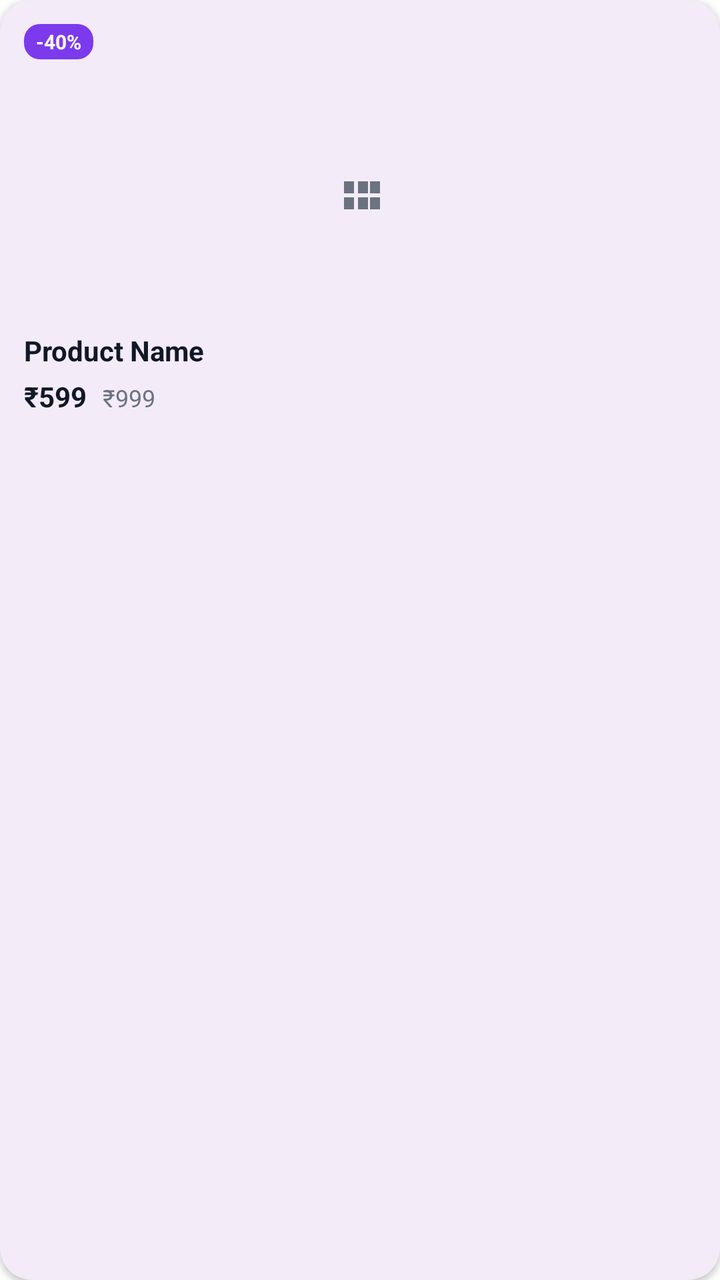
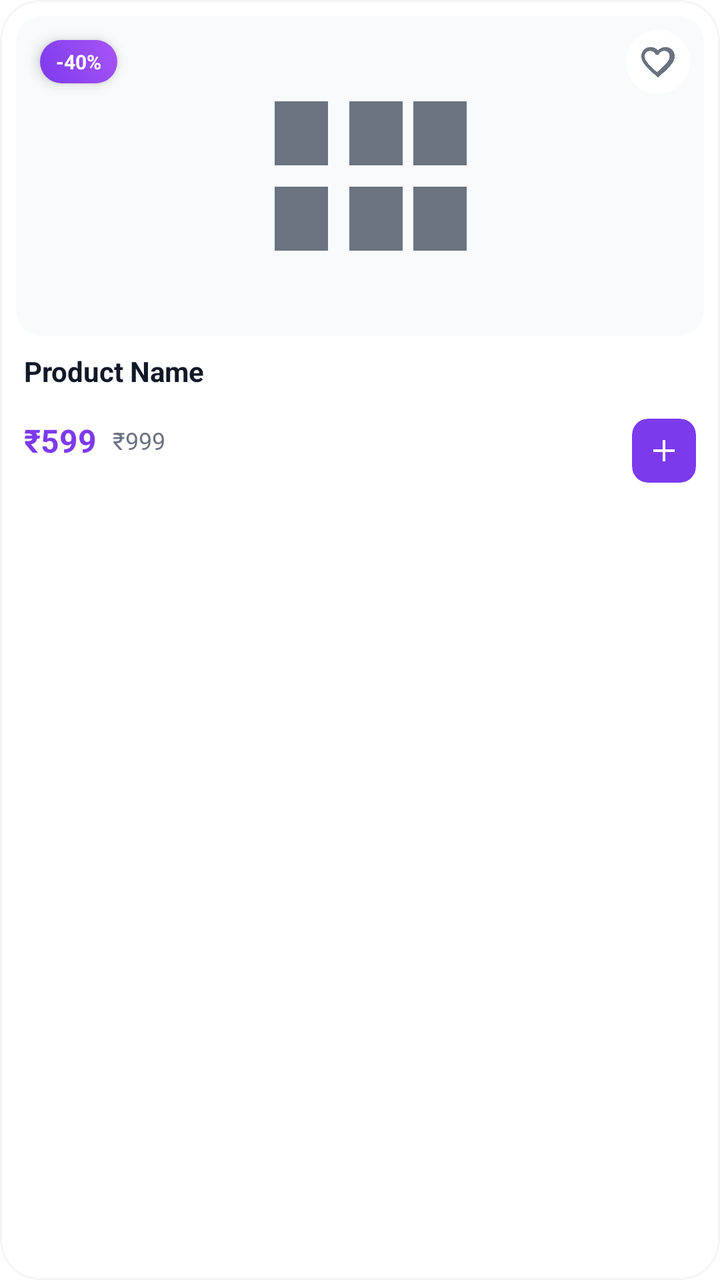

An Android layout rendered at two revisions. The XML below is the earlier revision; the diff shows what the commit changed to produce the second picture.
<!-- AndroidManifest.xml: application theme Theme.LightShop -->
<!-- res/layout/item_product.xml -->
<?xml version="1.0" encoding="utf-8"?>
<com.google.android.material.card.MaterialCardView xmlns:android="http://schemas.android.com/apk/res/android"
    xmlns:app="http://schemas.android.com/apk/res-auto"
    android:layout_width="160dp"
    android:layout_height="wrap_content"
    android:layout_marginEnd="16dp"
    android:layout_marginBottom="8dp"
    app:cardCornerRadius="16dp"
    app:cardElevation="2dp"
    app:strokeWidth="0dp">

    <androidx.constraintlayout.widget.ConstraintLayout
        android:layout_width="match_parent"
        android:layout_height="wrap_content"
        android:padding="12dp">

        <TextView
            android:id="@+id/tv_discount"
            android:layout_width="wrap_content"
            android:layout_height="wrap_content"
            android:background="@drawable/bg_discount_badge"
            android:paddingHorizontal="6dp"
            android:paddingVertical="2dp"
            android:text="-40%"
            android:textColor="@color/white"
            android:textSize="10sp"
            android:textStyle="bold"
            app:layout_constraintStart_toStartOf="parent"
            app:layout_constraintTop_toTopOf="parent" />

        <ImageView
            android:id="@+id/iv_product"
            android:layout_width="match_parent"
            android:layout_height="120dp"
            android:layout_marginTop="8dp"
            android:scaleType="centerInside"
            android:src="@drawable/ic_category"
            app:layout_constraintTop_toBottomOf="@id/tv_discount" />

        <TextView
            android:id="@+id/tv_product_name"
            android:layout_width="match_parent"
            android:layout_height="wrap_content"
            android:layout_marginTop="8dp"
            android:ellipsize="end"
            android:maxLines="1"
            android:text="Product Name"
            android:textColor="@color/text_primary"
            android:textSize="14sp"
            android:textStyle="bold"
            app:layout_constraintTop_toBottomOf="@id/iv_product" />

        <LinearLayout
            android:layout_width="match_parent"
            android:layout_height="wrap_content"
            android:layout_marginTop="4dp"
            android:orientation="horizontal"
            app:layout_constraintTop_toBottomOf="@id/tv_product_name">

            <TextView
                android:id="@+id/tv_price"
                android:layout_width="wrap_content"
                android:layout_height="wrap_content"
                android:text="₹599"
                android:textColor="@color/text_primary"
                android:textSize="14sp"
                android:textStyle="bold" />

            <TextView
                android:id="@+id/tv_old_price"
                android:layout_width="wrap_content"
                android:layout_height="wrap_content"
                android:layout_marginStart="8dp"
                android:text="₹999"
                android:textColor="@color/text_subtitle"
                android:textSize="12sp" />
        </LinearLayout>
    </androidx.constraintlayout.widget.ConstraintLayout>
</com.google.android.material.card.MaterialCardView>
<!-- resources referenced by this layout -->
<resources>
  <color name="text_primary">#111827</color>
  <color name="text_subtitle">#6B7280</color>
  <color name="white">#FFFFFFFF</color>
  <!-- drawable bg_discount_badge (drawable) -->
  <?xml version="1.0" encoding="utf-8"?>
  <shape xmlns:android="http://schemas.android.com/apk/res/android">
      <solid android:color="@color/primary" />
      <corners android:radius="8dp" />
  </shape>
  <!-- drawable ic_category (drawable) -->
  <vector xmlns:android="http://schemas.android.com/apk/res/android"
      android:width="24dp"
      android:height="24dp"
      android:viewportWidth="24"
      android:viewportHeight="24">
      <path
          android:fillColor="@color/icon_color"
          android:pathData="M4,11h5V5H4v6zM4,19h5v-6H4v6zM11,19h5v-6h-5v6zM11,11h5V5h-5v6zM17,5v6h5V5h-5zM17,19h5v-6h-5v6z"/>
  </vector>
  <style name="Theme.LightShop" parent="Base.Theme.LightShop" />
  <color name="primary">#7C3AED</color>
  <color name="icon_color">#6B7280</color>
  <style name="Base.Theme.LightShop" parent="Theme.Material3.DayNight.NoActionBar">
          
          <item name="android:statusBarColor">@color/white</item>
          <item name="android:windowLightStatusBar">true</item>
          <item name="android:navigationBarColor">@color/white</item>
          <item name="android:windowBackground">@color/white</item>
  
          
          <item name="bottomNavigationStyle">@style/Widget.App.BottomNavigationView</item>
      </style>
  <style name="Widget.App.BottomNavigationView" parent="Widget.Material3.BottomNavigationView">
          <item name="materialThemeOverlay">@style/ThemeOverlay.App.BottomNavigationView</item>
          <item name="android:background">@color/white</item>
          <item name="itemIconTint">@color/nav_selector</item>
          <item name="itemTextColor">@color/nav_selector</item>
          <item name="itemActiveIndicatorStyle">@style/Widget.App.BottomNavigationView.ActiveIndicator</item>
      </style>
  <style name="ThemeOverlay.App.BottomNavigationView" parent="">
          <item name="colorPrimary">@color/black</item>
      </style>
  <style name="Widget.App.BottomNavigationView.ActiveIndicator" parent="Widget.Material3.BottomNavigationView.ActiveIndicator">
          <item name="android:color">@color/nav_active_indicator</item>
          <item name="marginHorizontal">16dp</item>
      </style>
  <color name="black">#FF000000</color>
  <color name="nav_active_indicator">#F2F2F2</color>
</resources>

<!-- the commit's change to res/layout/item_product.xml (unified diff, before → after) -->
@@ -3,44 +3,75 @@
     xmlns:app="http://schemas.android.com/apk/res-auto"
     android:layout_width="160dp"
     android:layout_height="wrap_content"
-    android:layout_marginEnd="16dp"
-    android:layout_marginBottom="8dp"
-    app:cardCornerRadius="16dp"
-    app:cardElevation="2dp"
-    app:strokeWidth="0dp">
+    android:layout_margin="8dp"
+    app:cardBackgroundColor="@color/white"
+    app:cardCornerRadius="20dp"
+    app:cardElevation="0dp"
+    app:strokeWidth="1dp"
+    app:strokeColor="#F3F4F6">
 
     <androidx.constraintlayout.widget.ConstraintLayout
         android:layout_width="match_parent"
-        android:layout_height="wrap_content"
-        android:padding="12dp">
+        android:layout_height="wrap_content">
 
+        
+        <com.google.android.material.card.MaterialCardView
+            android:id="@+id/image_container"
+            android:layout_width="match_parent"
+            android:layout_height="160dp"
+            android:layout_margin="8dp"
+            app:cardBackgroundColor="#F9FAFB"
+            app:cardCornerRadius="12dp"
+            app:cardElevation="0dp"
+            app:layout_constraintTop_toTopOf="parent"
+            app:strokeWidth="0dp">
+
+            <ImageView
+                android:id="@+id/iv_product"
+                android:layout_width="match_parent"
+                android:layout_height="match_parent"
+                android:padding="16dp"
+                android:scaleType="fitCenter"
+                android:src="@drawable/ic_category" />
+        </com.google.android.material.card.MaterialCardView>
+
+        
         <TextView
             android:id="@+id/tv_discount"
             android:layout_width="wrap_content"
             android:layout_height="wrap_content"
+            android:layout_margin="12dp"
             android:background="@drawable/bg_discount_badge"
-            android:paddingHorizontal="6dp"
-            android:paddingVertical="2dp"
+            android:paddingHorizontal="8dp"
+            android:paddingVertical="4dp"
+            android:elevation="4dp"
             android:text="-40%"
             android:textColor="@color/white"
             android:textSize="10sp"
             android:textStyle="bold"
-            app:layout_constraintStart_toStartOf="parent"
-            app:layout_constraintTop_toTopOf="parent" />
+            app:layout_constraintStart_toStartOf="@id/image_container"
+            app:layout_constraintTop_toTopOf="@id/image_container" />
 
+        
         <ImageView
-            android:id="@+id/iv_product"
-            android:layout_width="match_parent"
-            android:layout_height="120dp"
-            android:layout_marginTop="8dp"
-            android:scaleType="centerInside"
-            android:src="@drawable/ic_category"
-            app:layout_constraintTop_toBottomOf="@id/tv_discount" />
+            android:id="@+id/iv_wishlist"
+            android:layout_width="32dp"
+            android:layout_height="32dp"
+            android:layout_margin="7dp"
+            android:background="@drawable/bg_circle_pastel"
+            android:backgroundTint="@color/white"
+            android:padding="6dp"
+            android:src="@drawable/ic_heart_outline"
+            app:layout_constraintEnd_toEndOf="@id/image_container"
+            app:layout_constraintTop_toTopOf="@id/image_container"
+            app:tint="@color/text_subtitle" />
 
+        
         <TextView
             android:id="@+id/tv_product_name"
-            android:layout_width="match_parent"
+            android:layout_width="0dp"
             android:layout_height="wrap_content"
+            android:layout_marginHorizontal="12dp"
             android:layout_marginTop="8dp"
             android:ellipsize="end"
             android:maxLines="1"
@@ -48,13 +79,22 @@
             android:textColor="@color/text_primary"
             android:textSize="14sp"
             android:textStyle="bold"
-            app:layout_constraintTop_toBottomOf="@id/iv_product" />
+            app:layout_constraintEnd_toEndOf="parent"
+            app:layout_constraintStart_toStartOf="parent"
+            app:layout_constraintTop_toBottomOf="@id/image_container" />
 
         <LinearLayout
-            android:layout_width="match_parent"
+            android:id="@+id/price_container"
+            android:layout_width="0dp"
             android:layout_height="wrap_content"
+            android:layout_marginStart="12dp"
             android:layout_marginTop="4dp"
+            android:layout_marginBottom="12dp"
+            android:gravity="center_vertical"
             android:orientation="horizontal"
+            app:layout_constraintBottom_toBottomOf="parent"
+            app:layout_constraintEnd_toStartOf="@id/btn_add_to_cart"
+            app:layout_constraintStart_toStartOf="parent"
             app:layout_constraintTop_toBottomOf="@id/tv_product_name">
 
             <TextView
@@ -62,8 +102,8 @@
                 android:layout_width="wrap_content"
                 android:layout_height="wrap_content"
                 android:text="₹599"
-                android:textColor="@color/text_primary"
-                android:textSize="14sp"
+                android:textColor="@color/primary"
+                android:textSize="16sp"
                 android:textStyle="bold" />
 
             <TextView
@@ -75,5 +115,29 @@
                 android:textColor="@color/text_subtitle"
                 android:textSize="12sp" />
         </LinearLayout>
+
+        
+        <com.google.android.material.card.MaterialCardView
+            android:id="@+id/btn_add_to_cart"
+            android:layout_width="32dp"
+            android:layout_height="32dp"
+            android:layout_marginEnd="12dp"
+            android:layout_marginBottom="12dp"
+            app:cardBackgroundColor="@color/primary"
+            app:cardCornerRadius="8dp"
+            app:cardElevation="0dp"
+            app:layout_constraintBottom_toBottomOf="parent"
+            app:layout_constraintEnd_toEndOf="parent"
+            app:layout_constraintTop_toTopOf="@id/price_container"
+            app:strokeWidth="0dp">
+
+            <ImageView
+                android:layout_width="18dp"
+                android:layout_height="18dp"
+                android:layout_gravity="center"
+                android:src="@drawable/ic_add"
+                app:tint="@color/white" />
+        </com.google.android.material.card.MaterialCardView>
+
     </androidx.constraintlayout.widget.ConstraintLayout>
 </com.google.android.material.card.MaterialCardView>
<!-- resource entries referenced after the edit -->
@@ -3,12 +3,30 @@
   <color name="text_primary">#111827</color>
   <color name="text_subtitle">#6B7280</color>
   <color name="white">#FFFFFFFF</color>
+  <!-- drawable bg_circle_pastel (drawable) -->
+  <?xml version="1.0" encoding="utf-8"?>
+  <shape xmlns:android="http://schemas.android.com/apk/res/android"
+      android:shape="oval">
+      <solid android:color="#F3E8FF" />
+  </shape>
   <!-- drawable bg_discount_badge (drawable) -->
-  <?xml version="1.0" encoding="utf-8"?>
   <shape xmlns:android="http://schemas.android.com/apk/res/android">
-      <solid android:color="@color/primary" />
-      <corners android:radius="8dp" />
+      <gradient
+          android:startColor="@color/primary"
+          android:endColor="@color/secondary"
+          android:angle="45"/>
+      <corners android:radius="12dp" />
   </shape>
+  <!-- drawable ic_add (drawable) -->
+  <vector xmlns:android="http://schemas.android.com/apk/res/android"
+      android:width="24dp"
+      android:height="24dp"
+      android:viewportWidth="24"
+      android:viewportHeight="24">
+      <path
+          android:fillColor="#000000"
+          android:pathData="M19,13h-6v6h-2v-6H5v-2h6V5h2v6h6v2z"/>
+  </vector>
   <!-- drawable ic_category (drawable) -->
   <vector xmlns:android="http://schemas.android.com/apk/res/android"
       android:width="24dp"
@@ -19,7 +37,18 @@
           android:fillColor="@color/icon_color"
           android:pathData="M4,11h5V5H4v6zM4,19h5v-6H4v6zM11,19h5v-6h-5v6zM11,11h5V5h-5v6zM17,5v6h5V5h-5zM17,19h5v-6h-5v6z"/>
   </vector>
+  <!-- drawable ic_heart_outline (drawable) -->
+  <vector xmlns:android="http://schemas.android.com/apk/res/android"
+      android:width="24dp"
+      android:height="24dp"
+      android:viewportWidth="24"
+      android:viewportHeight="24">
+      <path
+          android:fillColor="#000000"
+          android:pathData="M16.5,3c-1.74,0 -3.41,0.81 -4.5,2.09C10.91,3.81 9.24,3 7.5,3 4.42,3 2,5.42 2,8.5c0,3.78 3.4,6.86 8.55,11.54L12,21.35l1.45,-1.32C18.6,15.36 22,12.28 22,8.5 22,5.42 19.58,3 16.5,3zM12.1,18.55l-0.1,0.1 -0.1,-0.1C7.14,14.24 4,11.39 4,8.5c0,-1.74 1.41,-3.15 3.15,-3.15 1.56,0 3.07,1.01 3.6,2.41h1.49c0.53,-1.4 2.04,-2.41 3.6,-2.41 1.74,0 3.15,1.41 3.15,3.15 0,2.89 -3.14,5.74 -8.1,10.05z"/>
+  </vector>
   <style name="Theme.LightShop" parent="Base.Theme.LightShop" />
+  <color name="secondary">#A855F7</color>
   <color name="primary">#7C3AED</color>
   <color name="icon_color">#6B7280</color>
   <style name="Base.Theme.LightShop" parent="Theme.Material3.DayNight.NoActionBar">
